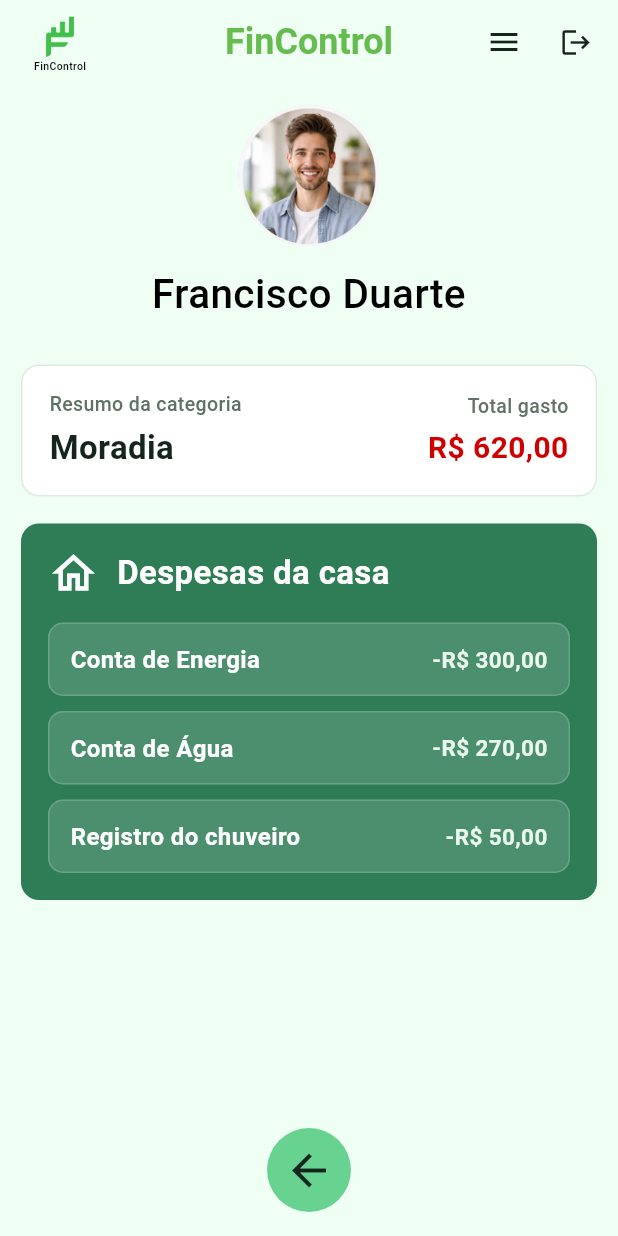
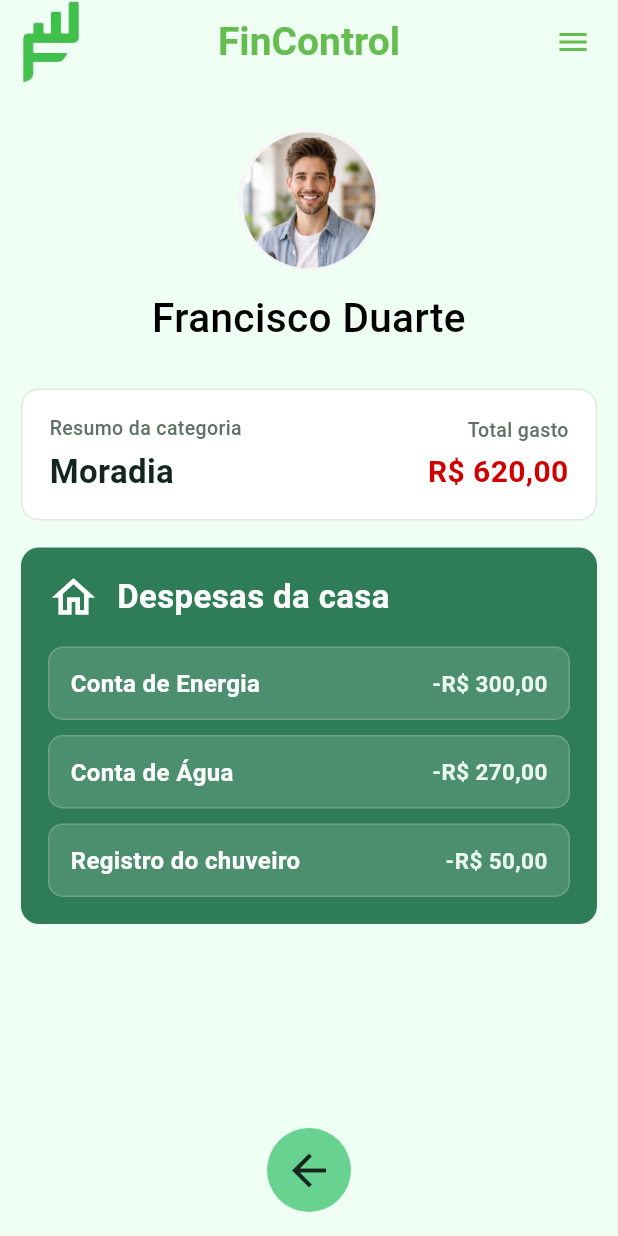
Before and after one commit to bastosmelo/fincontrol, a Flutter app: the ResumoDespesasPage screen opened directly, on a phone screen of 412 x 824 dp. Run offline on Flutter 3.47's test engine with Material 3 defaults, Android fonts, the phone set to English and light mode, and no system bars.

Commit message:
atualização do topo da pagina
atualização do topo da pagina

```diff
--- a/lib/resumodespesas.dart
+++ b/lib/resumodespesas.dart
@@ -2,7 +2,6 @@ import 'package:flutter/material.dart';
 
 import 'config.dart';
 import 'dashboard.dart';
-import 'login_app.dart';
 
 void main() {
   runApp(
@@ -31,7 +30,7 @@ class ResumoDespesasPage extends StatelessWidget {
     return Scaffold(
       backgroundColor: _background,
       appBar: PreferredSize(
-        preferredSize: const Size.fromHeight(64),
+        preferredSize: const Size.fromHeight(80),
         child: AppBar(
           backgroundColor: _background,
           elevation: 0,
@@ -40,32 +39,17 @@ class ResumoDespesasPage extends StatelessWidget {
             'FinControl',
             style: TextStyle(
               color: _brandGreen,
-              fontSize: width > 360 ? 24 : 21,
-              fontWeight: FontWeight.w600,
+              fontSize: width > 400 ? 26 : 20,
+              fontWeight: FontWeight.w700,
             ),
           ),
-          leadingWidth: 62,
           leading: Padding(
-            padding: const EdgeInsets.only(left: 18, top: 8, bottom: 4),
-            child: Column(
-              mainAxisAlignment: MainAxisAlignment.center,
-              children: [
-                Image.asset(
-                  'assets/fincontrol-logo.png',
-                  width: 28,
-                  height: 28,
-                  fit: BoxFit.contain,
-                ),
-                const SizedBox(height: 1),
-                const Text(
-                  'FinControl',
-                  style: TextStyle(
-                    color: Colors.black,
-                    fontSize: 7,
-                    fontWeight: FontWeight.w500,
-                  ),
-                ),
-              ],
+            padding: const EdgeInsets.only(left: 12),
+            child: Image.asset(
+              'assets/fincontrol-logo.png',
+              width: 36,
+              height: 36,
+              fit: BoxFit.contain,
             ),
           ),
           actions: [
@@ -75,18 +59,9 @@ class ResumoDespesasPage extends StatelessWidget {
                   context,
                 ).push(MaterialPageRoute(builder: (_) => const ConfigPage()));
               },
-              icon: const Icon(Icons.menu, color: _textDark, size: 24),
+              icon: const Icon(Icons.menu, color: _brandGreen),
             ),
-            IconButton(
-              onPressed: () {
-                Navigator.of(context).pushAndRemoveUntil(
-                  MaterialPageRoute(builder: (_) => const LoginAppPage()),
-                  (route) => false,
-                );
-              },
-              icon: const Icon(Icons.logout, color: _textDark, size: 22),
-            ),
-            const SizedBox(width: 4),
+            const SizedBox(width: 6),
           ],
         ),
       ),
```
